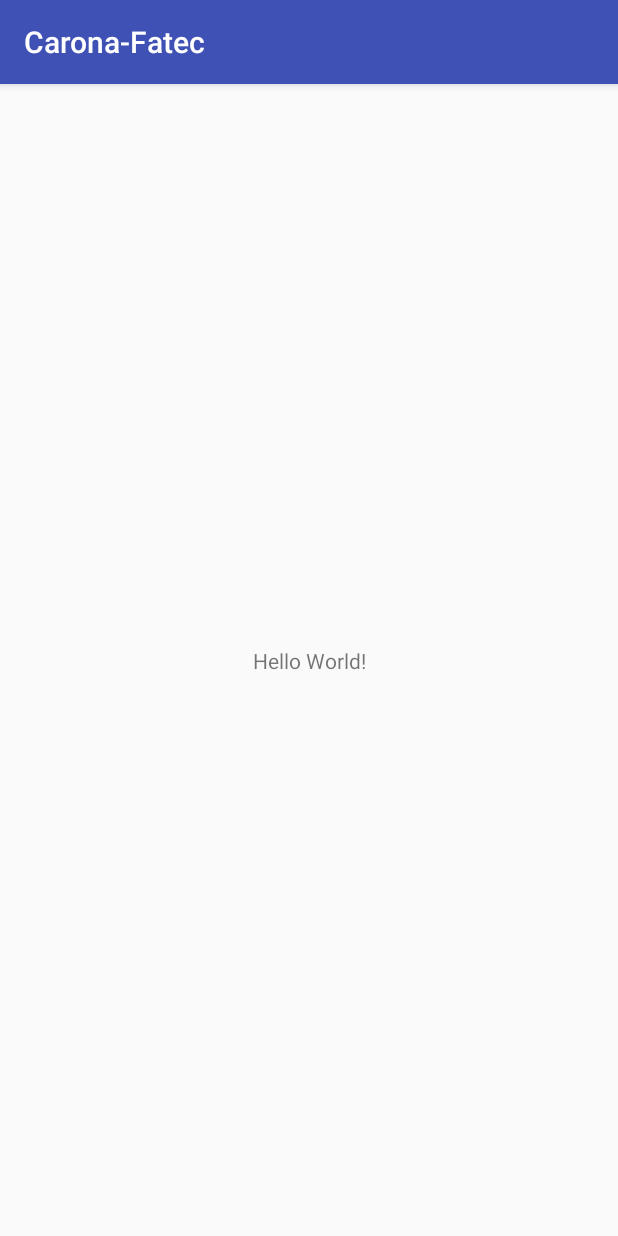
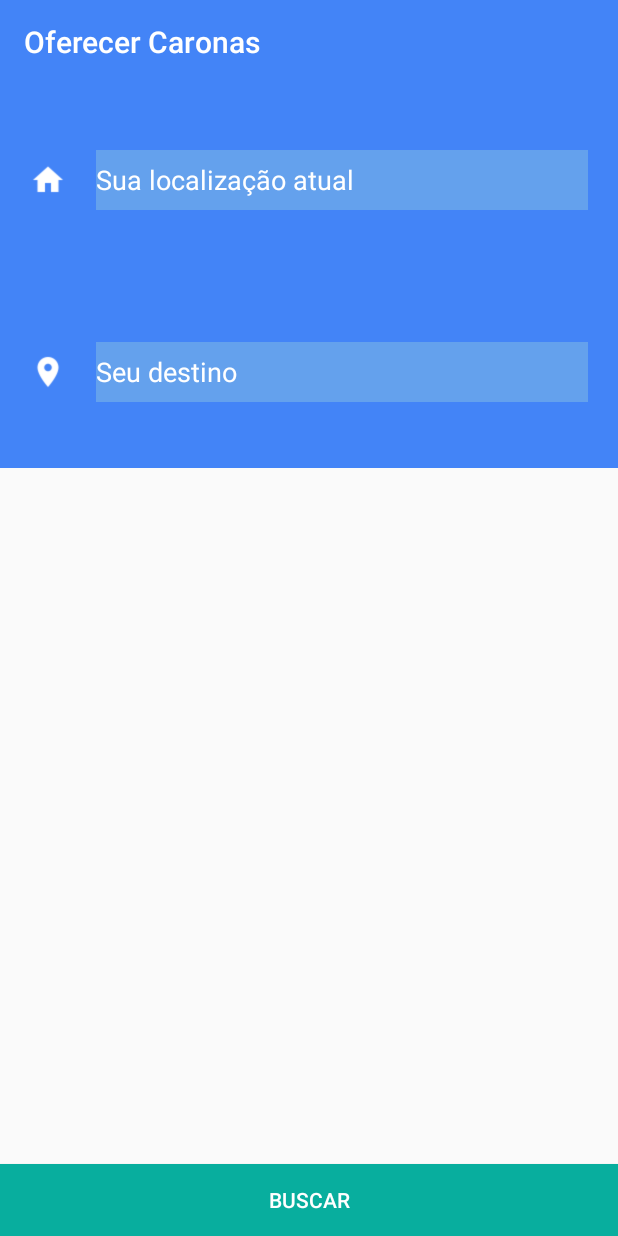
Before and after one commit to gabriel-trevisan/Carona-Fatec, an Android app: the screen it shows after launch (BuscaRotasActivity), on a phone screen of 412 x 824 dp. Run offline under Robolectric (Android 15) with nearby library versions, the phone set to English and light mode, and no system bars.

Commit message:
Front-end finalizado oferecer carona

```diff
--- a/app/src/main/AndroidManifest.xml
+++ b/app/src/main/AndroidManifest.xml
@@ -5,7 +5,7 @@
     <application
         android:allowBackup="true"
         android:icon="@mipmap/ic_launcher"
-        android:label="@string/app_name"
+        android:label="@string/titulo_oferecer_caronas_activity"
         android:roundIcon="@mipmap/ic_launcher_round"
         android:supportsRtl="true"
         android:theme="@style/AppTheme">
--- /dev/null
+++ b/app/src/main/res/drawable/shape.xml
@@ -0,0 +1,7 @@
+<?xml version="1.0" encoding="utf-8"?>
+<shape xmlns:android="http://schemas.android.com/apk/res/android">
+
+    <solid android:color="#64A1ED" />
+    <stroke android:width="1dp" android:color="#64A1ED" />
+
+</shape>
--- a/app/src/main/res/layout/activity_busca_rotas.xml
+++ b/app/src/main/res/layout/activity_busca_rotas.xml
@@ -1,18 +1,95 @@
 <?xml version="1.0" encoding="utf-8"?>
-<android.support.constraint.ConstraintLayout xmlns:android="http://schemas.android.com/apk/res/android"
+<LinearLayout xmlns:android="http://schemas.android.com/apk/res/android"
     xmlns:app="http://schemas.android.com/apk/res-auto"
     xmlns:tools="http://schemas.android.com/tools"
     android:layout_width="match_parent"
     android:layout_height="match_parent"
+    android:orientation="vertical"
     tools:context="com.example.gabriel.carona_fatec.BuscaRotasActivity">
 
-    <TextView
-        android:layout_width="wrap_content"
-        android:layout_height="wrap_content"
-        android:text="Hello World!"
-        app:layout_constraintBottom_toBottomOf="parent"
-        app:layout_constraintLeft_toLeftOf="parent"
-        app:layout_constraintRight_toRightOf="parent"
-        app:layout_constraintTop_toTopOf="parent" />
+    <LinearLayout
+        android:layout_width="match_parent"
+        android:layout_height="0dp"
+        android:layout_weight="1"
+        android:background="@color/colorPrimary"
+        android:orientation="vertical">
 
-</android.support.constraint.ConstraintLayout>
+        <LinearLayout
+            android:layout_width="match_parent"
+            android:layout_height="0dp"
+            android:layout_weight="1"
+            android:orientation="horizontal">
+
+            <ImageView
+                android:layout_width="24dp"
+                android:layout_height="24dp"
+                android:src="@drawable/localizacao_usuario"
+                android:layout_gravity="center"
+                android:layout_marginLeft="20dp"/>
+
+            <EditText
+                android:id="@+id/edtLocalizacaoUsuario"
+                android:layout_width="match_parent"
+                android:layout_height="wrap_content"
+                android:layout_gravity="center"
+                android:layout_weight="1"
+                android:height="40dp"
+                android:background="@drawable/shape"
+                android:hint="Sua localização atual"
+                android:textColor="@color/colorBranco"
+                android:textColorHint="@color/colorBranco"
+                android:layout_marginLeft="20dp"
+                android:layout_marginRight="20dp"/>
+
+        </LinearLayout>
+
+        <LinearLayout
+            android:layout_width="match_parent"
+            android:layout_height="0dp"
+            android:layout_weight="1"
+            android:orientation="horizontal">
+
+            <ImageView
+                android:layout_width="24dp"
+                android:layout_height="24dp"
+                android:src="@drawable/destino_usuario"
+                android:layout_gravity="center"
+                android:layout_marginLeft="20dp"/>
+
+            <EditText
+                android:id="@+id/edtDestinoUsuario"
+                android:layout_width="match_parent"
+                android:layout_height="wrap_content"
+                android:layout_weight="1"
+                android:height="40dp"
+                android:background="@drawable/shape"
+                android:hint="Seu destino"
+                android:textColor="@color/colorBranco"
+                android:textColorHint="@color/colorBranco"
+                android:layout_gravity="center"
+                android:layout_marginLeft="20dp"
+                android:layout_marginRight="20dp"/>
+        </LinearLayout>
+
+
+    </LinearLayout>
+
+    <LinearLayout
+        android:layout_width="match_parent"
+        android:layout_height="0dp"
+        android:layout_weight="2"
+        android:gravity="bottom"
+        android:orientation="vertical">
+
+        <Button
+            android:id="@+id/button"
+            android:layout_width="match_parent"
+            android:layout_height="wrap_content"
+            android:layout_gravity="bottom"
+            android:background="@color/colorVerde"
+            android:text="Buscar"
+            android:textColor="@color/colorBranco" />
+
+    </LinearLayout>
+
+</LinearLayout>
--- a/app/src/main/res/values/colors.xml
+++ b/app/src/main/res/values/colors.xml
@@ -1,6 +1,9 @@
 <?xml version="1.0" encoding="utf-8"?>
 <resources>
-    <color name="colorPrimary">#3F51B5</color>
-    <color name="colorPrimaryDark">#303F9F</color>
+    <color name="colorPrimary">#4384F7</color>
+    <color name="colorPrimaryDark">#3970D2</color>
     <color name="colorAccent">#FF4081</color>
+    <color name="colorBranco">#FFFFFF</color>
+    <color name="colorVerde">#08AE9E</color>
+    <color name="colorPreto">#000000</color>
 </resources>
--- a/app/src/main/res/values/strings.xml
+++ b/app/src/main/res/values/strings.xml
@@ -1,3 +1,3 @@
 <resources>
-    <string name="app_name">Carona-Fatec</string>
+    <string name="titulo_oferecer_caronas_activity">Oferecer Caronas</string>
 </resources>
--- a/app/src/main/res/values/styles.xml
+++ b/app/src/main/res/values/styles.xml
@@ -3,9 +3,15 @@
     <!-- Base application theme. -->
     <style name="AppTheme" parent="Theme.AppCompat.Light.DarkActionBar">
         <!-- Customize your theme here. -->
+        <item name="actionBarStyle">@style/ActionBarRemoveShadow</item>
         <item name="colorPrimary">@color/colorPrimary</item>
         <item name="colorPrimaryDark">@color/colorPrimaryDark</item>
         <item name="colorAccent">@color/colorAccent</item>
     </style>
 
+    <style name="ActionBarRemoveShadow" parent="@style/Widget.AppCompat.Light.ActionBar.Solid.Inverse">
+        <!-- Remove sobra action bar-->
+        <item name="elevation">0dp</item>
+    </style>
+
 </resources>
```
Also changed, not shown: app/src/main/res/drawable/destino_usuario.png (added), app/src/main/res/drawable/localizacao_usuario.png (added).
